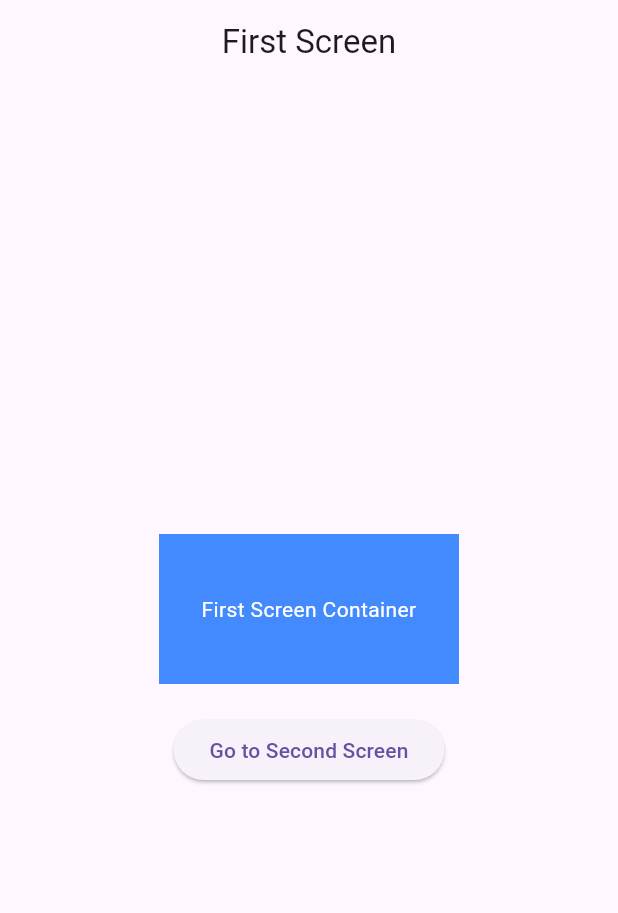
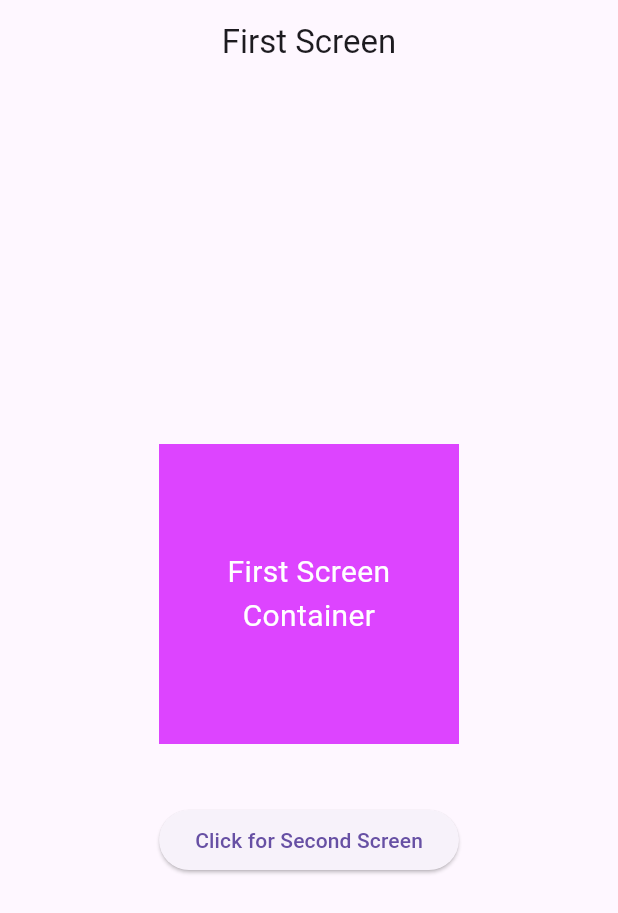
Before and after one commit to Mahfuj-976/tracker_sheet, a Flutter app: the screen it shows after launch, on a phone screen of 412 x 824 dp. Shown: the top 913 px of the screen. Run offline on Flutter 3.47's test engine with Material 3 defaults, Android fonts, the phone set to English and light mode, and no system bars; our stand-ins replace google_fonts.

Commit message:
update task05 with adding conainer

```diff
--- a/task_05/lib/first_screen.dart
+++ b/task_05/lib/first_screen.dart
@@ -5,26 +5,23 @@ class FirstScreen extends StatelessWidget {
   @override
   Widget build(BuildContext context) {
     return Scaffold(
-      appBar: AppBar(
-        title: Text('First Screen'),
-        centerTitle: true,
-      ),
+      appBar: AppBar(title: Text('First Screen'), centerTitle: true),
       body: Center(
         child: Column(
           mainAxisAlignment: MainAxisAlignment.center,
           children: [
             Container(
-              height: 100,
+              height: 200,
               width: 200,
-              color: Colors.blueAccent,
+              color: const Color.fromARGB(255, 221, 68, 255),
               alignment: Alignment.center,
               child: Text(
                 'First Screen Container',
-                style: TextStyle(color: Colors.white),
+                style: TextStyle(color: Colors.white, fontSize: 20),
                 textAlign: TextAlign.center,
               ),
             ),
-            SizedBox(height: 20),
+            SizedBox(height: 40, width: 60),
             ElevatedButton(
               onPressed: () {
                 Navigator.push(
@@ -32,7 +29,7 @@ class FirstScreen extends StatelessWidget {
                   MaterialPageRoute(builder: (context) => SecondScreen()),
                 );
               },
-              child: Text('Go to Second Screen'),
+              child: Text('Click for Second Screen'),
             ),
           ],
         ),
--- a/task_05/lib/main.dart
+++ b/task_05/lib/main.dart
@@ -7,6 +7,7 @@ class MyApp extends StatelessWidget {
   @override
   Widget build(BuildContext context) {
     return MaterialApp(
+      debugShowCheckedModeBanner: false,
       title: 'Two Screen App',
       home: FirstScreen(),
     );
--- a/task_05/lib/second_screen.dart
+++ b/task_05/lib/second_screen.dart
@@ -13,7 +13,7 @@ class SecondScreen extends StatelessWidget {
           mainAxisAlignment: MainAxisAlignment.center,
           children: [
             Container(
-              height: 100,
+              height: 200,
               width: 200,
               color: Colors.green,
               alignment: Alignment.center,
@@ -26,7 +26,7 @@ class SecondScreen extends StatelessWidget {
             SizedBox(height: 20),
             ElevatedButton(
               onPressed: () {
-                Navigator.pop(context); // 🔙 Go back to the first screen
+                Navigator.pop(context);
               },
               child: Text('Back to First Screen'),
             ),
```
